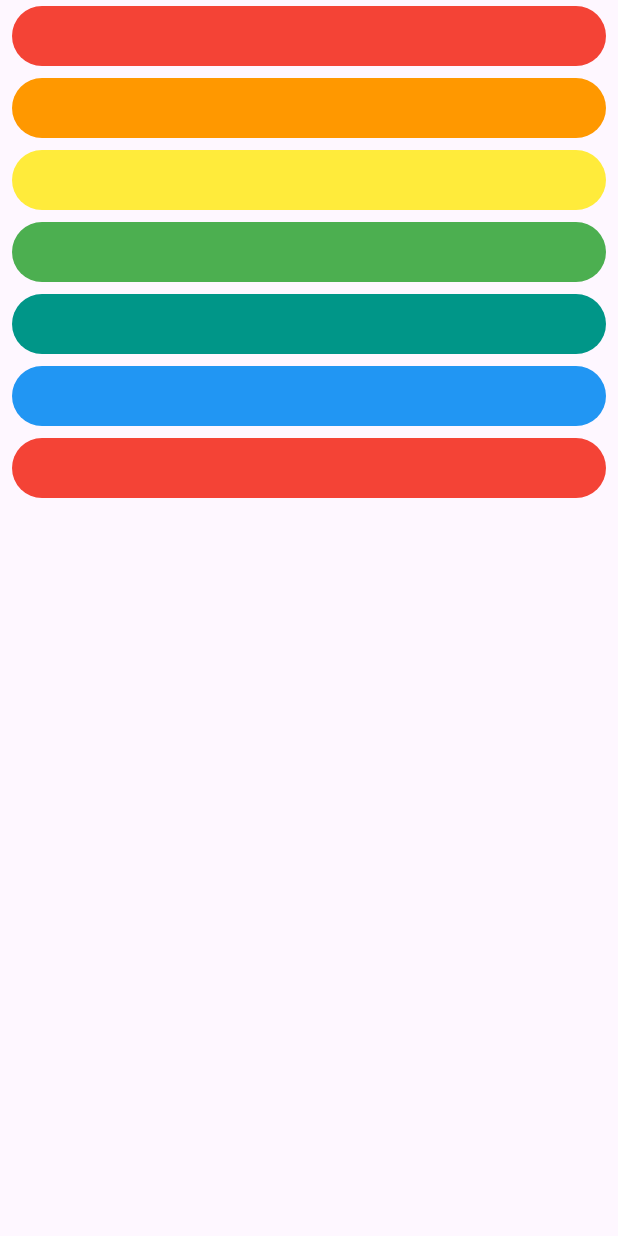
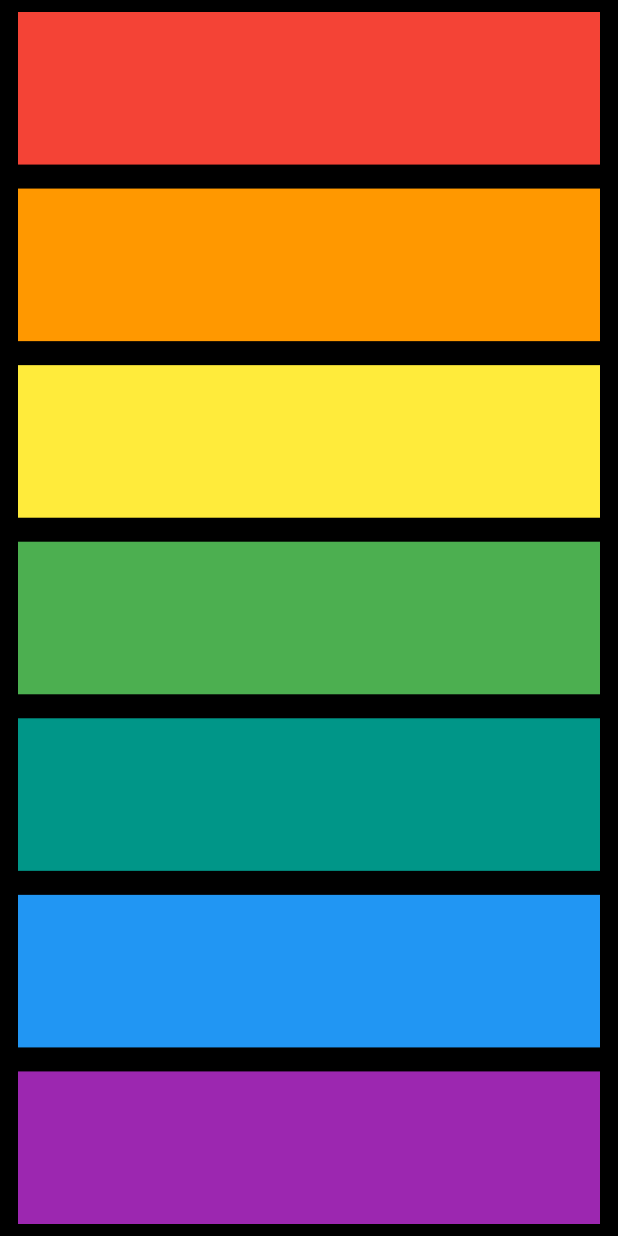
Before and after one commit to muhammadmubashir24/xylophone_flutter, a Flutter app: the screen it shows after launch, on a phone screen of 412 x 824 dp. Run offline on Flutter 3.47's test engine with Material 3 defaults, Android fonts, the phone set to English and light mode, and no system bars; our stand-ins replace audioplayers.

Commit message:
Completed Project with Calling Function

```diff
--- a/lib/main.dart
+++ b/lib/main.dart
@@ -9,104 +9,38 @@
     player.play(AssetSource('note$soundNumber.wav'));
   }
 
+  Expanded buildKey({Color color = Colors.red, int soundNumber = 1}) {
+    return Expanded(
+      child: TextButton(
+        onPressed: () {
+          playSound(soundNumber);
+        },
+        child: Container(
+          color: color,
+        ),
+      ),
+    );
+  }
+
   const XylophoneApp({super.key});
 
   @override
   Widget build(BuildContext context) {
     return MaterialApp(
       home: Scaffold(
+        backgroundColor: Colors.black,
         body: SafeArea(
-          child: Padding(
-            padding: const EdgeInsets.symmetric(vertical: 0, horizontal: 8.0),
-            child: Column(
-              // mainAxisAlignment: MainAxisAlignment.center,
-              children: [
-                FilledButton.tonal(
-                  onPressed: () {
-                    playSound(1);
-                  },
-                  style: TextButton.styleFrom(
-                    backgroundColor: Colors.red,
-                    shape: RoundedRectangleBorder(
-                      borderRadius: BorderRadius.circular(20.0),
-                    ),
-                  ),
-                  child: Container(),
-                ),
-                FilledButton.tonal(
-                  onPressed: () {
-                    playSound(2);
-                  },
-                  style: TextButton.styleFrom(
-                    backgroundColor: Colors.orange,
-                    shape: RoundedRectangleBorder(
-                      borderRadius: BorderRadius.circular(20.0),
-                    ),
-                  ),
-                  child: Container(),
-                ),
-                FilledButton.tonal(
-                  onPressed: () {
-                    playSound(3);
-                  },
-                  style: TextButton.styleFrom(
-                    backgroundColor: Colors.yellow,
-                    shape: RoundedRectangleBorder(
-                      borderRadius: BorderRadius.circular(20.0),
-                    ),
-                  ),
-                  child: Container(),
-                ),
-                FilledButton.tonal(
-                  onPressed: () {
-                    playSound(4);
-                  },
-                  style: TextButton.styleFrom(
-                    backgroundColor: Colors.green,
-                    shape: RoundedRectangleBorder(
-                      borderRadius: BorderRadius.circular(20.0),
-                    ),
-                  ),
-                  child: Container(),
-                ),
-                FilledButton.tonal(
-                  onPressed: () {
-                    playSound(5);
-                  },
-                  style: TextButton.styleFrom(
-                    backgroundColor: Colors.teal,
-                    shape: RoundedRectangleBorder(
-                      borderRadius: BorderRadius.circular(20.0),
-                    ),
-                  ),
-                  child: Container(),
-                ),
-                FilledButton.tonal(
-                  onPressed: () {
-                    playSound(6);
-                  },
-                  style: TextButton.styleFrom(
-                    backgroundColor: Colors.blue,
-                    shape: RoundedRectangleBorder(
-                      borderRadius: BorderRadius.circular(20.0),
-                    ),
-                  ),
-                  child: Container(),
-                ),
-                FilledButton.tonal(
-                  onPressed: () {
-                    playSound(7);
-                  },
-                  style: TextButton.styleFrom(
-                    backgroundColor: Colors.red,
-                    shape: RoundedRectangleBorder(
-                      borderRadius: BorderRadius.circular(20.0),
-                    ),
-                  ),
-                  child: Container(),
-                ),
-              ],
-            ),
+          child: Column(
+            crossAxisAlignment: CrossAxisAlignment.stretch,
+            children: [
+              buildKey(color: Colors.red, soundNumber: 1),
+              buildKey(color: Colors.orange, soundNumber: 2),
+              buildKey(color: Colors.yellow, soundNumber: 3),
+              buildKey(color: Colors.green, soundNumber: 4),
+              buildKey(color: Colors.teal, soundNumber: 5),
+              buildKey(color: Colors.blue, soundNumber: 6),
+              buildKey(color: Colors.purple, soundNumber: 7),
+            ],
           ),
         ),
       ),
```
